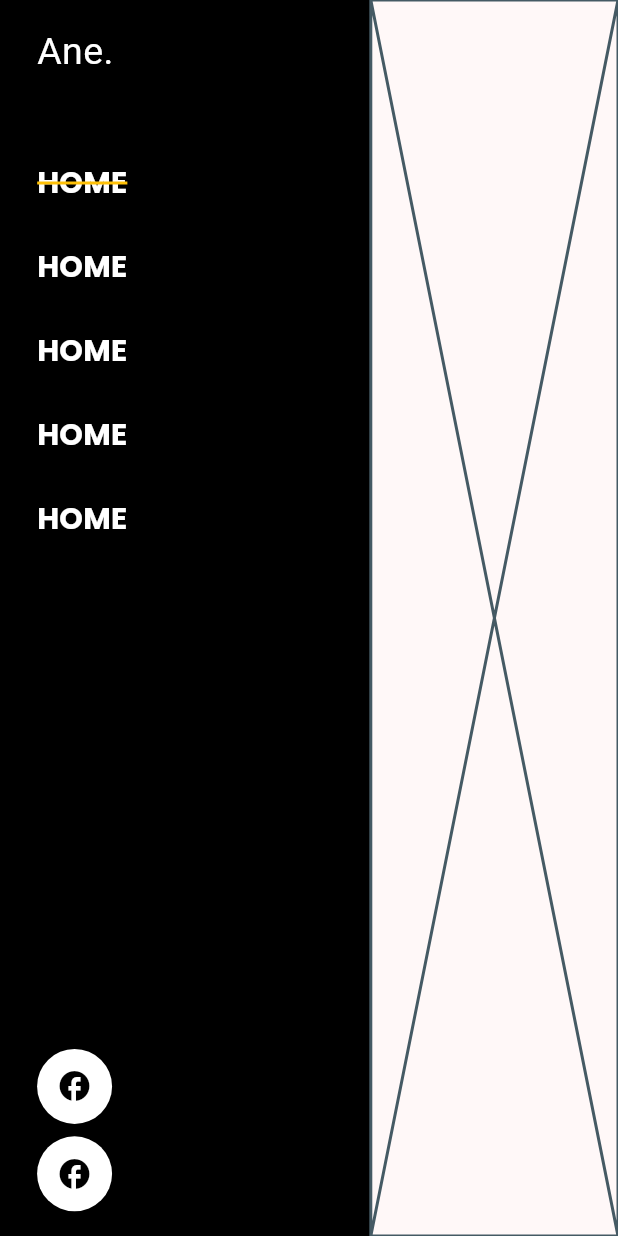
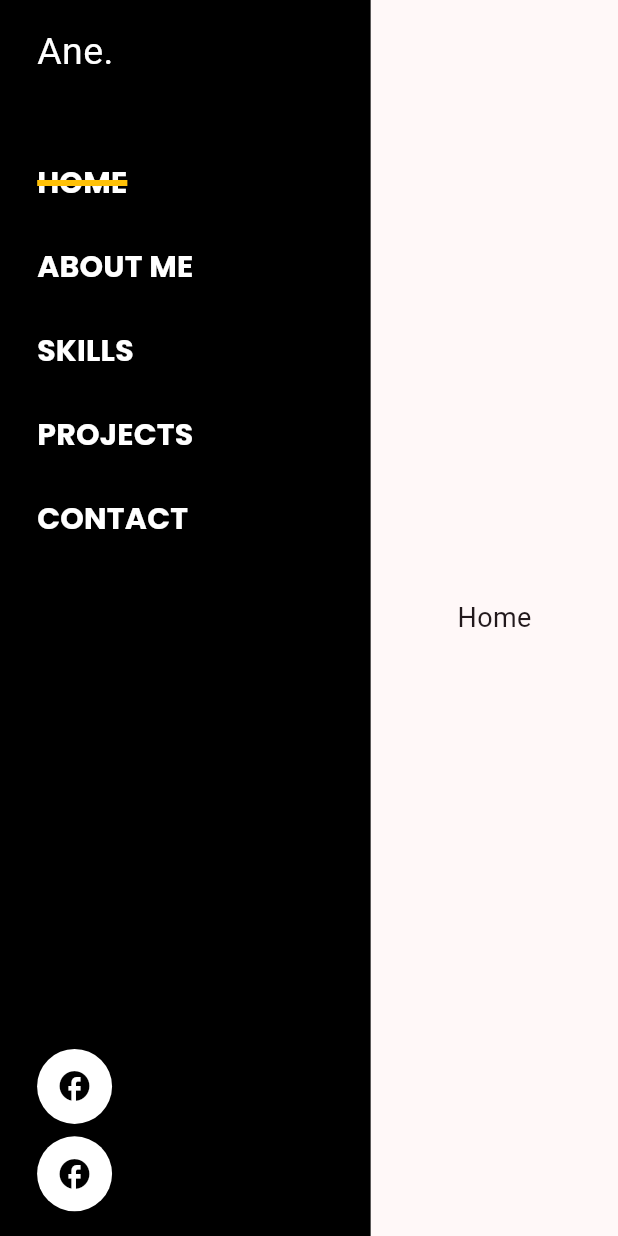
Before and after one commit to aneebbaig/flutter-web-protfolio, a Flutter app: the LandingDesktopView widget shown alone on an empty page, opened directly, on a phone screen of 412 x 824 dp. Run offline on Flutter 3.47's test engine with Material 2 defaults, Android fonts, the phone set to English and light mode, and no system bars; our stand-ins replace google_fonts, responsive_framework.

Commit message:
tablet and desktop sidebar implemented

```diff
--- /dev/null
+++ b/lib/models/webpage.dart
@@ -0,0 +1,9 @@
+import 'package:flutter/material.dart';
+
+class Webpage {
+  String label;
+  Widget widget;
+  IconData icon;
+
+  Webpage({required this.label, required this.widget, required this.icon});
+}
--- /dev/null
+++ b/lib/provider/pages_provider.dart
@@ -0,0 +1,37 @@
+import 'package:flutter/material.dart';
+import 'package:web_portfolio_flutter/models/webpage.dart';
+
+import '../screens/about_me/about_me_screen.dart';
+import '../screens/contact_me/contact_screen.dart';
+import '../screens/home/home_screen.dart';
+import '../screens/projects/project_screen.dart';
+import '../screens/skills/skills_screen.dart';
+
+class PagesProvider extends ChangeNotifier {
+  late int _currentIndex;
+  final List<Webpage> _websitePages = [
+    Webpage(label: 'Home', widget: const HomeScreen(), icon: Icons.home),
+    Webpage(
+        label: 'About Me',
+        widget: const AboutMeScreen(),
+        icon: Icons.verified_user),
+    Webpage(
+        label: 'Skills', widget: const SkillsScreen(), icon: Icons.settings),
+    Webpage(
+        label: 'Projects', widget: const ProjectsScreen(), icon: Icons.work),
+    Webpage(label: "Contact", widget: const ContactScreen(), icon: Icons.email),
+  ];
+
+  PagesProvider() {
+    _currentIndex = 0;
+  }
+
+  int get currentIndex => _currentIndex;
+  List<Webpage> get websitePages => _websitePages;
+  Widget get currentPage => _websitePages[_currentIndex].widget;
+
+  set setIndex(int selectedIndex) {
+    _currentIndex = selectedIndex;
+    notifyListeners();
+  }
+}
--- a/lib/screens/about_me/about_me_screen.dart
+++ b/lib/screens/about_me/about_me_screen.dart
@@ -5,6 +5,10 @@ class AboutMeScreen extends StatelessWidget {
 
   @override
   Widget build(BuildContext context) {
-    return const Placeholder();
+    return const Scaffold(
+      body: Center(
+        child: Text('About'),
+      ),
+    );
   }
 }
--- a/lib/screens/contact_me/contact_screen.dart
+++ b/lib/screens/contact_me/contact_screen.dart
@@ -5,6 +5,10 @@ class ContactScreen extends StatelessWidget {
 
   @override
   Widget build(BuildContext context) {
-    return const Placeholder();
+    return const Scaffold(
+      body: Center(
+        child: Text('Contact'),
+      ),
+    );
   }
 }
--- a/lib/screens/home/home_screen.dart
+++ b/lib/screens/home/home_screen.dart
@@ -5,6 +5,10 @@ class HomeScreen extends StatelessWidget {
 
   @override
   Widget build(BuildContext context) {
-    return const Placeholder();
+    return const Scaffold(
+      body: Center(
+        child: Text('Home'),
+      ),
+    );
   }
 }
--- a/lib/screens/landing_screen/landing_screen.dart
+++ b/lib/screens/landing/landing_screen.dart
@@ -1,8 +1,8 @@
 import 'package:flutter/material.dart';
 import 'package:web_portfolio_flutter/responsive/responsive_wrapper.dart';
-import 'package:web_portfolio_flutter/screens/landing_screen/views/landing_desktop_view.dart';
-import 'package:web_portfolio_flutter/screens/landing_screen/views/landing_mobile_view.dart';
-import 'package:web_portfolio_flutter/screens/landing_screen/views/landing_tablet_view.dart';
+import 'package:web_portfolio_flutter/screens/landing/views/landing_desktop_view.dart';
+import 'package:web_portfolio_flutter/screens/landing/views/landing_mobile_view.dart';
+import 'package:web_portfolio_flutter/screens/landing/views/landing_tablet_view.dart';
 
 class LandingScreen extends StatelessWidget {
   const LandingScreen({super.key});
--- a/lib/screens/landing_screen/views/landing_desktop_view.dart
+++ b/lib/screens/landing/views/landing_desktop_view.dart
@@ -1,5 +1,6 @@
 import 'package:flutter/material.dart';
-import 'package:web_portfolio_flutter/utils/app_constants.dart';
+import 'package:provider/provider.dart';
+import 'package:web_portfolio_flutter/provider/pages_provider.dart';
 
 import '../../../widgets/navbars/sidebar.dart';
 
@@ -21,15 +22,17 @@ class _LandingDesktopViewState extends State<LandingDesktopView> {
 
   @override
   Widget build(BuildContext context) {
+    PagesProvider pagesProvider = Provider.of<PagesProvider>(context);
+
     return Row(
       children: [
         Sidebar(
-          currentIndex: currentIndex,
-          onTap: (index) => _sidebarOnTap(index),
-          children: AppConstants.websitePages,
+          currentIndex: pagesProvider.currentIndex,
+          onTap: (index) => pagesProvider.setIndex = index,
+          children: pagesProvider.websitePages,
         ),
         Expanded(
-          child: AppConstants.websitePages[currentIndex],
+          child: pagesProvider.currentPage,
         ),
       ],
     );
--- a/lib/screens/projects/project_screen.dart
+++ b/lib/screens/projects/project_screen.dart
@@ -5,6 +5,10 @@ class ProjectsScreen extends StatelessWidget {
 
   @override
   Widget build(BuildContext context) {
-    return const Placeholder();
+    return const Scaffold(
+      body: Center(
+        child: Text('Project'),
+      ),
+    );
   }
 }
--- a/lib/screens/skills/skills_screen.dart
+++ b/lib/screens/skills/skills_screen.dart
@@ -5,6 +5,10 @@ class SkillsScreen extends StatelessWidget {
 
   @override
   Widget build(BuildContext context) {
-    return const Placeholder();
+    return const Scaffold(
+      body: Center(
+        child: Text('Skill'),
+      ),
+    );
   }
 }
--- a/lib/utils/app_constants.dart
+++ b/lib/utils/app_constants.dart
@@ -1,10 +1,5 @@
 import 'package:flutter/material.dart';
 import 'package:google_fonts/google_fonts.dart';
-import 'package:web_portfolio_flutter/screens/about_me/about_me_screen.dart';
-import 'package:web_portfolio_flutter/screens/contact_me/contact_screen.dart';
-import 'package:web_portfolio_flutter/screens/home/home_screen.dart';
-import 'package:web_portfolio_flutter/screens/projects/project_screen.dart';
-import 'package:web_portfolio_flutter/screens/skills/skills_screen.dart';
 
 const int pcScreenSize = 1366;
 const int tabletScreenSize = 768;
@@ -18,14 +13,6 @@ class AppConstants {
     "Contact": Icons.contacts_rounded,
   };
 
-  static const List<Widget> websitePages = [
-    HomeScreen(),
-    AboutMeScreen(),
-    SkillsScreen(),
-    ProjectsScreen(),
-    ContactScreen(),
-  ];
-
   static TextStyle logoTextTheme = GoogleFonts.ibmPlexSerif(
     fontSize: 30,
     color: Colors.white,
--- a/lib/widgets/navbars/navbar_widgets/sidebar_item.dart
+++ b/lib/widgets/navbars/navbar_widgets/sidebar_item.dart
@@ -30,7 +30,7 @@ class SidebarItem extends StatelessWidget {
               decoration: isSelected ? TextDecoration.lineThrough : null,
               decorationColor:
                   isSelected ? DesignConstants.secondaryColor : null,
-              decorationThickness: isSelected ? 2 : null,
+              decorationThickness: isSelected ? 4 : null,
             ),
       ),
     );
--- a/lib/widgets/navbars/sidebar.dart
+++ b/lib/widgets/navbars/sidebar.dart
@@ -1,4 +1,5 @@
 import 'package:flutter/material.dart';
+import 'package:web_portfolio_flutter/models/webpage.dart';
 import 'package:web_portfolio_flutter/services/screen_service.dart';
 import 'package:web_portfolio_flutter/utils/design_constants.dart';
 import 'package:web_portfolio_flutter/widgets/navbars/navbar_widgets/logo.dart';
@@ -8,7 +9,7 @@ import 'package:web_portfolio_flutter/widgets/navbars/navbar_widgets/social_medi
 class Sidebar extends StatelessWidget {
   final Function(int) onTap;
   final int currentIndex;
-  final List<Widget> children;
+  final List<Webpage> children;
 
   const Sidebar(
       {super.key,
@@ -33,12 +34,12 @@ class Sidebar extends StatelessWidget {
         children: [
           const WebsiteLogo(),
           ScreenService.addHeight(context, percentage: 0.05),
-          for (int index = 0; index < children.length; index++)
+          for (int i = 0; i < children.length; i++)
             SidebarItem(
-              text: 'Home',
-              isSelected: currentIndex == index,
+              text: children[i].label,
+              isSelected: currentIndex == i,
               onTap: onTap,
-              index: index,
+              index: i,
             ),
           const Spacer(),
           const SocialMediaButtons(),
--- a/pubspec.yaml
+++ b/pubspec.yaml
@@ -37,6 +37,7 @@ dependencies:
   cupertino_icons: ^1.0.2
   responsive_framework: ^1.1.0
   google_fonts: ^5.1.0
+  provider: ^6.0.5
 
 dev_dependencies:
   flutter_test:
```
Also changed, not shown: lib/main.dart (+11 -2 lines), lib/screens/landing/views/landing_tablet_view.dart (added, +27 -0 lines), lib/screens/landing_screen/views/landing_tablet_view.dart (deleted, +0 -21 lines), lib/widgets/navbars/navbar_widgets/my_navigation_rail.dart (+20 -11 lines), lib/widgets/navbars/tablet_sidebar.dart (+16 -2 lines), lib/screens/landing/views/landing_mobile_view.dart (renamed from lib/screens/landing_screen/views/landing_mobile_view.dart), pubspec.lock.
